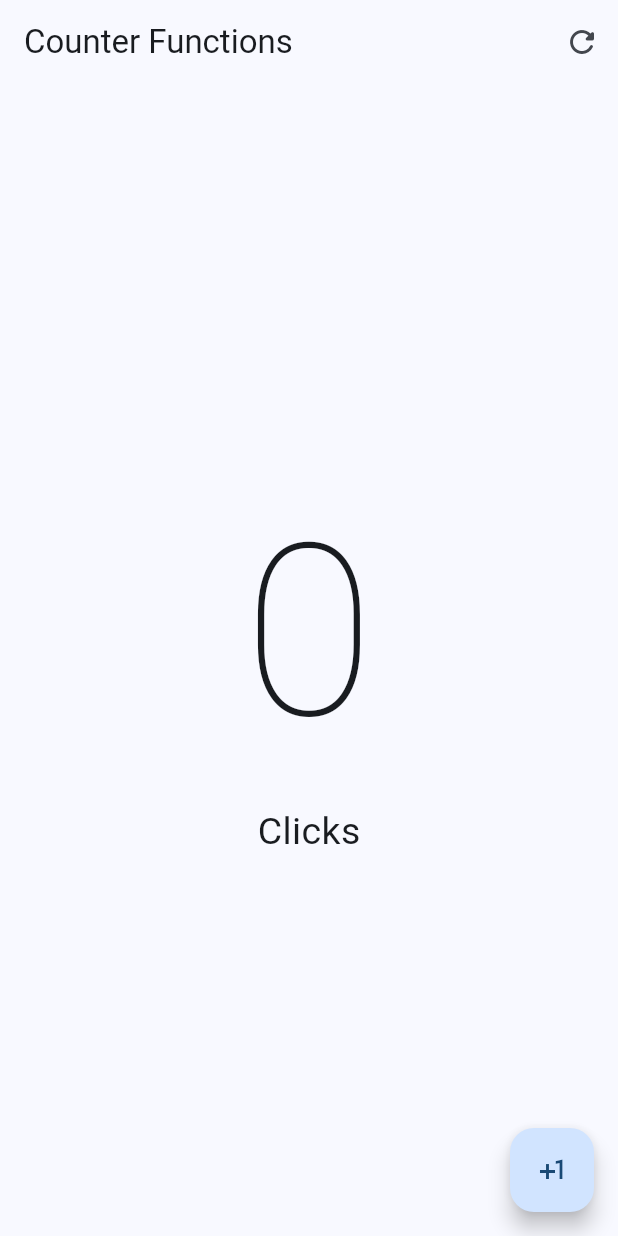
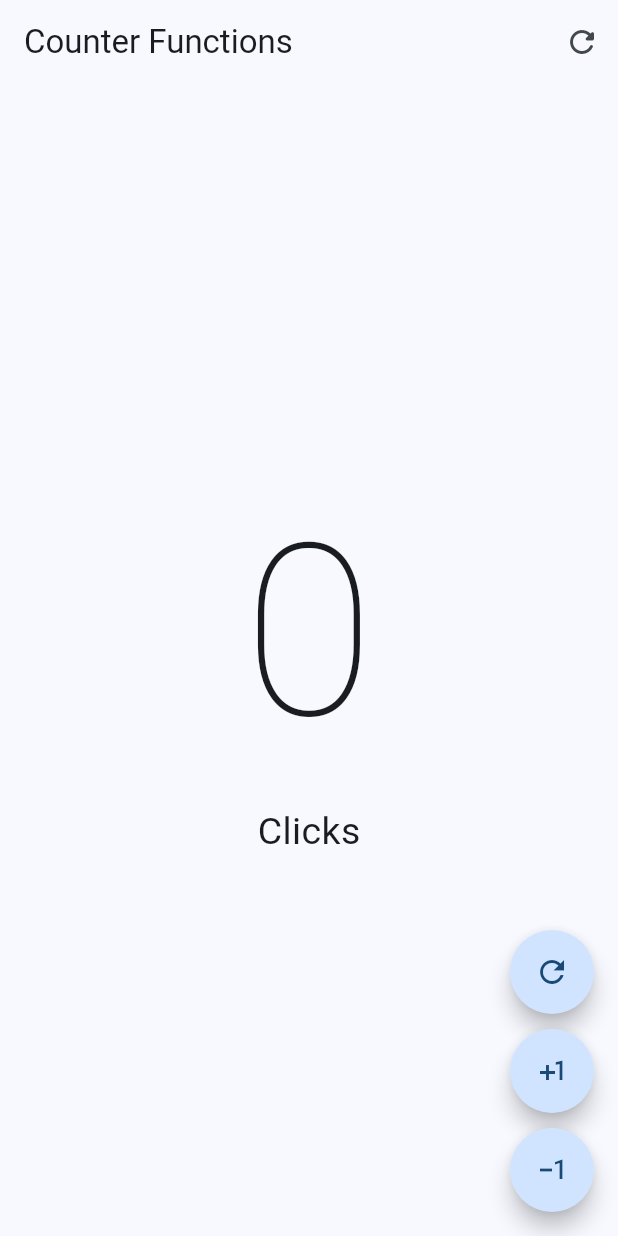
Before and after one commit to YanniMartinez/CursoFlutter, a Flutter app: the screen it shows after launch, on a phone screen of 412 x 824 dp. Run offline on Flutter 3.47's test engine with Material 3 defaults, Android fonts, the phone set to English and light mode, and no system bars.

Commit message:
Manejo de multiples botones redondos en una columna

```diff
--- a/basic_concepts/lib/presentation/screens/counter/counter_functions_screen.dart
+++ b/basic_concepts/lib/presentation/screens/counter/counter_functions_screen.dart
@@ -40,13 +40,41 @@ class _CounterFunctionsScreenState extends State<CounterFunctionsScreen> {
           ],
         ),
       ),
-      floatingActionButton: FloatingActionButton(
-        onPressed: () {
-          clickCounter += 1;
-          setState(() {}); //Esto renderiza el widget
-        },
-        child: Icon(Icons.plus_one),
-      ),
+      floatingActionButton: Column(
+        mainAxisAlignment: MainAxisAlignment.end,
+        children: [
+          FloatingActionButton(
+            shape: StadiumBorder(), //Lo hace circular
+            onPressed: () {
+              clickCounter ++;
+              setState(() {}); //Esto renderiza el widget
+            },
+            child: Icon(Icons.refresh_outlined),
+          ),
+
+          SizedBox(height: 10),
+
+          FloatingActionButton(
+            shape: StadiumBorder(),
+            onPressed: () {
+              clickCounter ++;
+              setState(() {}); //Esto renderiza el widget
+            },
+            child: Icon(Icons.plus_one),
+          ),
+
+          SizedBox(height: 10),
+
+          FloatingActionButton(
+            shape: StadiumBorder(),
+            onPressed: () {
+              clickCounter --;
+              setState(() {}); //Esto renderiza el widget
+            },
+            child: Icon(Icons.exposure_minus_1),
+          ),
+        ],
+      )
     );
   }
 }
```
